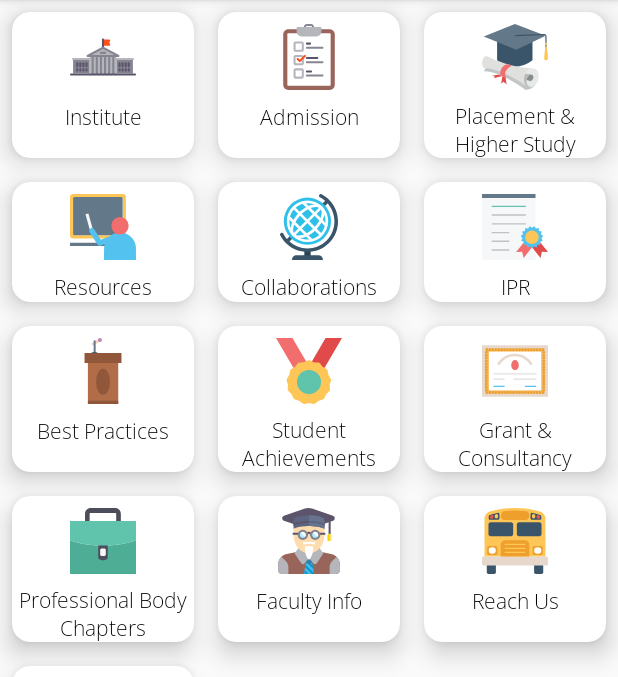
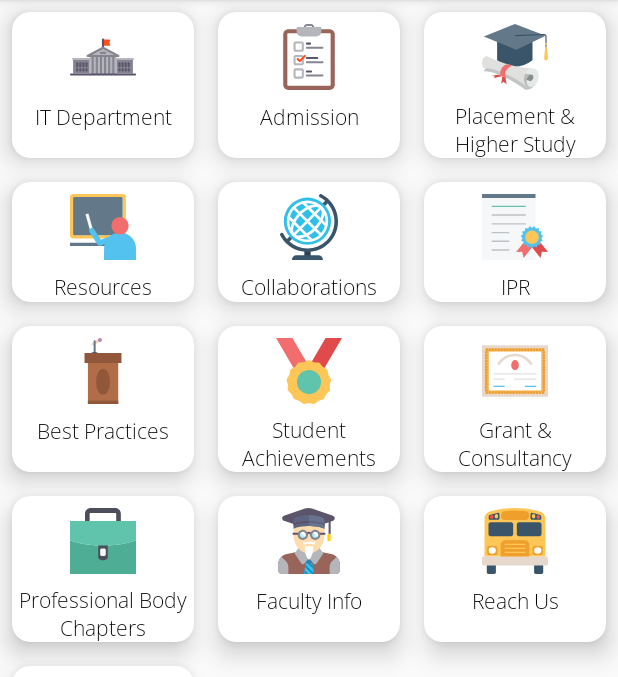
Before and after one commit to umangjpatel/CHARUSAT, an Android app: the HomeFragment screen opened directly, with no data from a screen before it, after a tap on "SUBMIT", on a phone screen of 412 x 824 dp, the part 84-761 px from its top. Run offline under Robolectric (Android 15) with nearby library versions, the phone set to English and light mode, and no system bars.

Commit message:
Changes InfoList institute tile to IT Department

```diff
--- a/app/src/main/java/in/ac/charusat/charusat/models/InfoListLab.java
+++ b/app/src/main/java/in/ac/charusat/charusat/models/InfoListLab.java
@@ -25,7 +25,7 @@ public class InfoListLab {
 
     private void addInfoData() {
         mInfoLists = new ArrayList<>();
-        mInfoLists.add(new InfoList(R.drawable.ic_university, R.string.about_institute));
+        mInfoLists.add(new InfoList(R.drawable.ic_university, R.string.it_about_institute));
         mInfoLists.add(new InfoList(R.drawable.ic_test, R.string.admission_stats));
         mInfoLists.add(new InfoList(R.drawable.ic_graduation, R.string.placement));
         mInfoLists.add(new InfoList(R.drawable.ic_blackboard, R.string.resources));
--- a/app/src/main/res/values/strings.xml
+++ b/app/src/main/res/values/strings.xml
@@ -5,23 +5,19 @@
 
     <string-array name="institutes_array">
         <item>CSPIT</item>
-        <item>Pharmacy</item>
-        <item>Physiotherapy</item>
-        <item>Nursing</item>
-        <item>BCA &amp; MCA</item>
-        <item>BBA &amp; MBA</item>
-        <item>PDPIAS</item>
+        <!--<item>Pharmacy</item>-->
+        <!--<item>Physiotherapy</item>-->
+        <!--<item>Nursing</item>-->
+        <!--<item>BCA &amp; MCA</item>-->
+        <!--<item>BBA &amp; MBA</item>-->
+        <!--<item>PDPIAS</item>-->
     </string-array>
 
     <string-array name="departments_array">
         <item>IT</item>
-        <item>Dept 2</item>
-        <item>Dept 3</item>
-        <item>Dept 4</item>
-        <item>Dept 5</item>
     </string-array>
 
-    <string name="about_institute">Institute</string>
+    <string name="it_about_institute">IT Department</string>
     <string name="admission_stats">Admission</string>
     <string name="placement">Placement &amp; Higher Study</string>
     <string name="resources">Resources</string>
```
